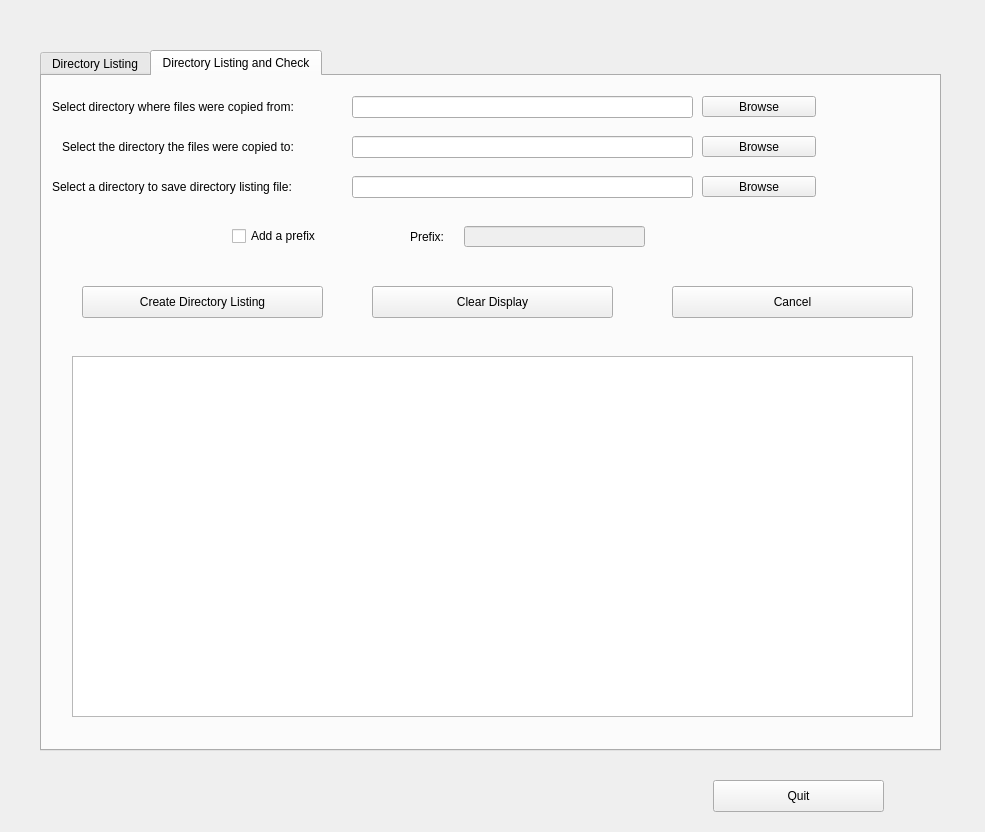
Above: dir_listing_gui.ui from andrew-stevens28/directory_listing before the change. Below: the same form after it.
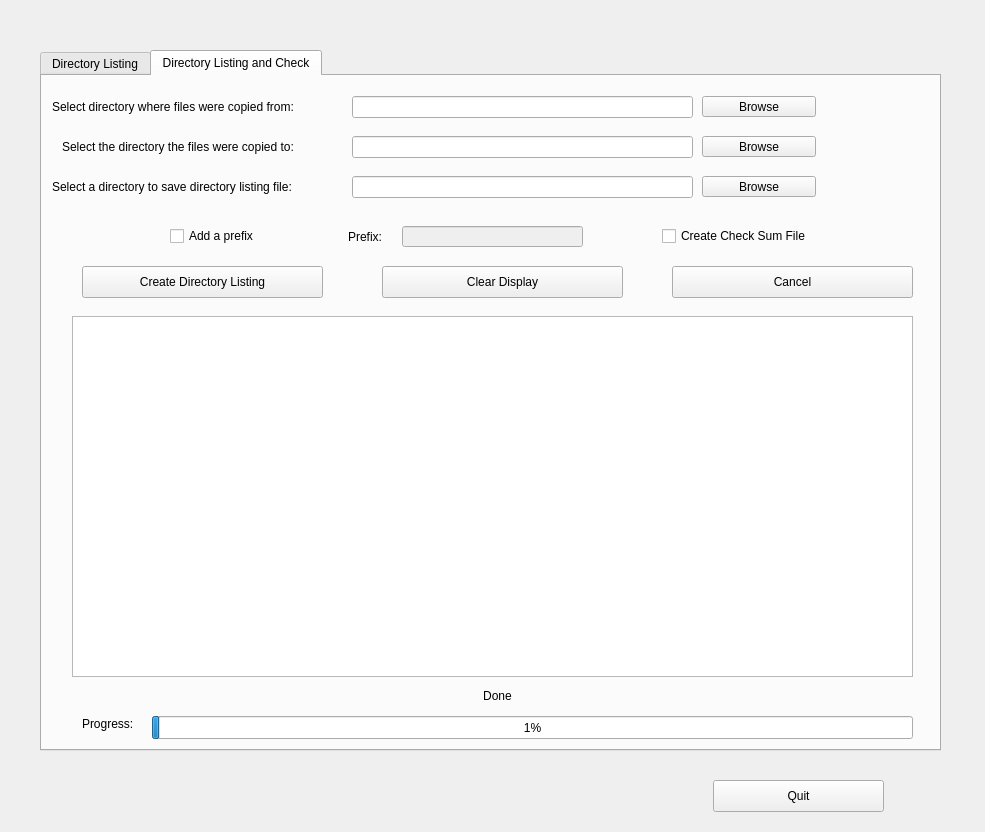
That is the form after the change. The open tabs and pages were chosen to show the change.

Commit message:
clean up and added implementation for directory check
cleaned up most of the code so each set of instructions are in
different classes, able to get the number of jobs and update the
progress bar in dirListing and dirListingCheck tabs, still need to add
the functionality to show the progress of the actual listing/check or
just have a moving bar....

```diff
--- a/dir_listing_gui.ui
+++ b/dir_listing_gui.ui
@@ -446,8 +446,8 @@
     <widget class="QPushButton" name="clearDirCheckPushButton">
      <property name="geometry">
       <rect>
-       <x>330</x>
-       <y>210</y>
+       <x>340</x>
+       <y>190</y>
        <width>241</width>
        <height>32</height>
       </rect>
@@ -465,7 +465,7 @@
      </property>
      <property name="geometry">
       <rect>
-       <x>422</x>
+       <x>360</x>
        <y>150</y>
        <width>181</width>
        <height>21</height>
@@ -478,7 +478,7 @@
     <widget class="QCheckBox" name="addPrefixDirCheckCheckBox">
      <property name="geometry">
       <rect>
-       <x>190</x>
+       <x>128</x>
        <y>150</y>
        <width>101</width>
        <height>20</height>
@@ -495,7 +495,7 @@
      <property name="geometry">
       <rect>
        <x>40</x>
-       <y>210</y>
+       <y>190</y>
        <width>241</width>
        <height>32</height>
       </rect>
@@ -519,7 +519,7 @@
     <widget class="QLabel" name="prefixDirCheckLabel">
      <property name="geometry">
       <rect>
-       <x>340</x>
+       <x>278</x>
        <y>150</y>
        <width>62</width>
        <height>21</height>
@@ -602,7 +602,7 @@
      <property name="geometry">
       <rect>
        <x>30</x>
-       <y>280</y>
+       <y>240</y>
        <width>841</width>
        <height>361</height>
       </rect>
@@ -618,7 +618,7 @@
      <property name="geometry">
       <rect>
        <x>630</x>
-       <y>210</y>
+       <y>190</y>
        <width>241</width>
        <height>32</height>
       </rect>
@@ -630,6 +630,64 @@
       <string>Cancel</string>
      </property>
     </widget>
+    <widget class="QProgressBar" name="dirListingDirCheckProgressBar">
+     <property name="geometry">
+      <rect>
+       <x>110</x>
+       <y>640</y>
+       <width>761</width>
+       <height>23</height>
+      </rect>
+     </property>
+     <property name="minimum">
+      <number>0</number>
+     </property>
+     <property name="value">
+      <number>1</number>
+     </property>
+    </widget>
+    <widget class="QLabel" name="dirListingDirCheckProgressLabel">
+     <property name="geometry">
+      <rect>
+       <x>40</x>
+       <y>640</y>
+       <width>71</width>
+       <height>16</height>
+      </rect>
+     </property>
+     <property name="text">
+      <string>Progress:</string>
+     </property>
+    </widget>
+    <widget class="QCheckBox" name="checkSumDirCheckCheckBox">
+     <property name="geometry">
+      <rect>
+       <x>620</x>
+       <y>150</y>
+       <width>171</width>
+       <height>20</height>
+      </rect>
+     </property>
+     <property name="text">
+      <string>Create Check Sum File</string>
+     </property>
+    </widget>
+    <widget class="QLabel" name="dirListingDirCheckProgressTypeLabel">
+     <property name="geometry">
+      <rect>
+       <x>340</x>
+       <y>610</y>
+       <width>231</width>
+       <height>20</height>
+      </rect>
+     </property>
+     <property name="text">
+      <string>Done</string>
+     </property>
+     <property name="alignment">
+      <set>Qt::AlignCenter</set>
+     </property>
+    </widget>
    </widget>
   </widget>
   <widget class="QPushButton" name="quitPushButton">
```
Left out of the diff: 53 changed lines with no effect on the pictures. The commit also changes 5 other files.
